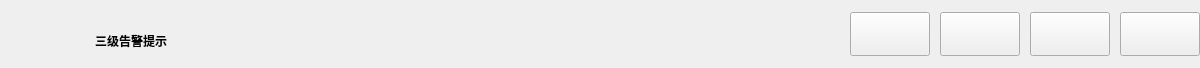
Qt form ui/alarmsystem.ui (1xiaosongz/IABPUI) before a commit.
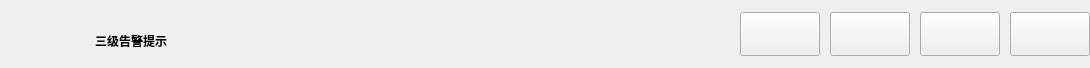
The same form after that commit.

Patch:
```diff
--- a/ui/alarmsystem.ui
+++ b/ui/alarmsystem.ui
@@ -6,19 +6,19 @@
    <rect>
     <x>0</x>
     <y>0</y>
-    <width>1200</width>
+    <width>1090</width>
     <height>68</height>
    </rect>
   </property>
   <property name="minimumSize">
    <size>
-    <width>1200</width>
+    <width>1090</width>
     <height>68</height>
    </size>
   </property>
   <property name="maximumSize">
    <size>
-    <width>1200</width>
+    <width>1090</width>
     <height>68</height>
    </size>
   </property>
@@ -30,19 +30,19 @@
     <rect>
      <x>0</x>
      <y>0</y>
-     <width>1200</width>
+     <width>1090</width>
      <height>68</height>
     </rect>
    </property>
    <property name="minimumSize">
     <size>
-     <width>1200</width>
+     <width>1090</width>
      <height>68</height>
     </size>
    </property>
    <property name="maximumSize">
     <size>
-     <width>1200</width>
+     <width>1090</width>
      <height>68</height>
     </size>
    </property>
@@ -78,7 +78,7 @@
   <widget class="QPushButton" name="Help_Button">
    <property name="geometry">
     <rect>
-     <x>850</x>
+     <x>740</x>
      <y>12</y>
      <width>80</width>
      <height>44</height>
@@ -103,7 +103,7 @@
   <widget class="QPushButton" name="Audio_Button">
    <property name="geometry">
     <rect>
-     <x>940</x>
+     <x>830</x>
      <y>12</y>
      <width>80</width>
      <height>44</height>
@@ -128,7 +128,7 @@
   <widget class="QPushButton" name="More_Button">
    <property name="geometry">
     <rect>
-     <x>1030</x>
+     <x>920</x>
      <y>12</y>
      <width>80</width>
      <height>44</height>
@@ -153,7 +153,7 @@
   <widget class="QPushButton" name="Close_Button">
    <property name="geometry">
     <rect>
-     <x>1120</x>
+     <x>1010</x>
      <y>12</y>
      <width>80</width>
      <height>44</height>
```
